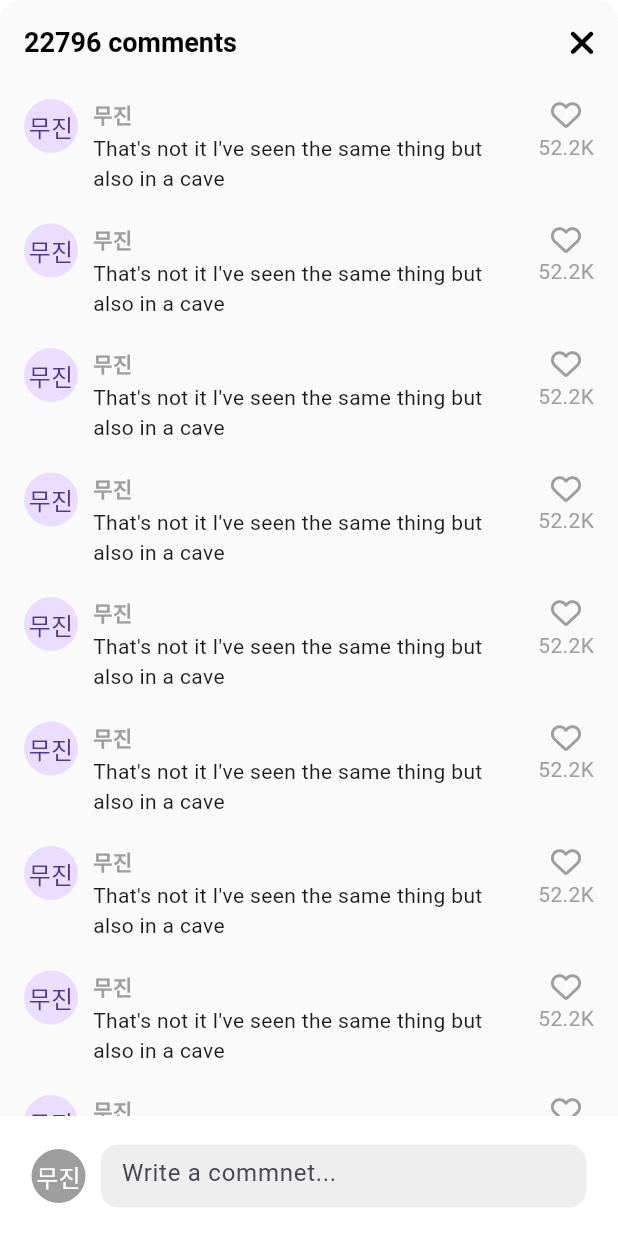
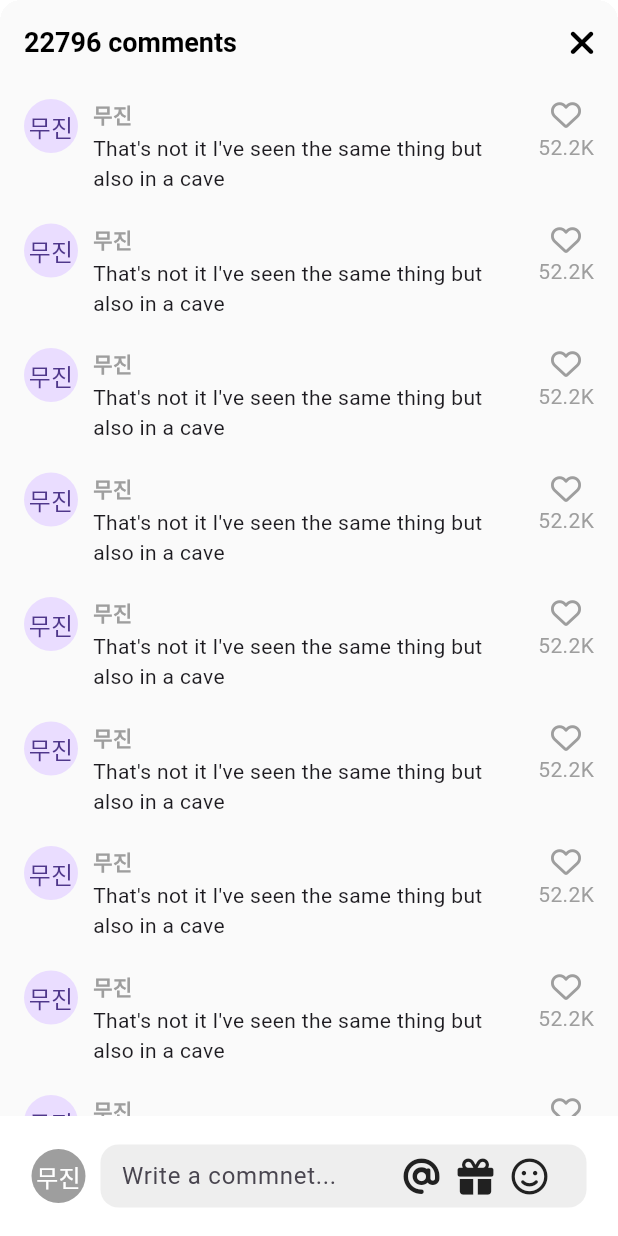
Before and after one commit to mujinChung/tiktok_clone, a Flutter app: the VideoComments screen opened directly, on a phone screen of 412 x 824 dp. Run offline on Flutter 3.47's test engine with Material 3 defaults, Android fonts, the phone set to English and light mode, and no system bars; our stand-ins replace font_awesome_flutter, video_player, visibility_detector; network calls fail.

```diff
--- a/lib/screens/features/videos/widgets/video_comments.dart
+++ b/lib/screens/features/videos/widgets/video_comments.dart
@@ -11,8 +11,23 @@ class VideoComments extends StatefulWidget {
 }
 
 class _VideoCommentsState extends State<VideoComments> {
+  bool _isWriting = false;
+
   void _onClosePressed() {
     Navigator.of(context).pop();
+  }
+
+  void _stopWriting() {
+    FocusScope.of(context).unfocus();
+    setState(() {
+      _isWriting = false;
+    });
+  }
+
+  void _onStartWriting() {
+    setState(() {
+      _isWriting = true;
+    });
   }
 
   @override
@@ -40,7 +55,9 @@ class _VideoCommentsState extends State<VideoComments> {
             ),
           ],
         ),
-        body: Stack(
+        body: GestureDetector(
+          onTap: _stopWriting,
+          child: Stack(
             children: [
               ListView.separated(
                 padding: const EdgeInsets.symmetric(
@@ -115,7 +132,15 @@ class _VideoCommentsState extends State<VideoComments> {
                         ),
                         Gaps.h10,
                         Expanded(
+                          child: SizedBox(
+                            height: Sizes.size44,
                             child: TextField(
+                              onTap: _onStartWriting,
+                              expands: true,
+                              minLines: null,
+                              maxLines: null,
+                              textInputAction: TextInputAction.newline,
+                              cursorColor: Theme.of(context).primaryColor,
                               decoration: InputDecoration(
                                 hintText: "Write a commnet...",
                                 border: OutlineInputBorder(
@@ -127,8 +152,42 @@ class _VideoCommentsState extends State<VideoComments> {
                                 filled: true,
                                 fillColor: Colors.grey.shade200,
                                 contentPadding: const EdgeInsets.symmetric(
-                              vertical: Sizes.size12,
                                   horizontal: Sizes.size10,
+                                ),
+                                suffixIcon: Padding(
+                                  padding: const EdgeInsets.only(
+                                    right: Sizes.size14,
+                                  ),
+                                  child: Row(
+                                    mainAxisSize: MainAxisSize.min,
+                                    children: [
+                                      FaIcon(
+                                        FontAwesomeIcons.at,
+                                        color: Colors.grey.shade900,
+                                      ),
+                                      Gaps.h12,
+                                      FaIcon(
+                                        FontAwesomeIcons.gift,
+                                        color: Colors.grey.shade900,
+                                      ),
+                                      Gaps.h12,
+                                      FaIcon(
+                                        FontAwesomeIcons.faceSmile,
+                                        color: Colors.grey.shade900,
+                                      ),
+                                      Gaps.h12,
+                                      if (_isWriting)
+                                        GestureDetector(
+                                          onTap: _stopWriting,
+                                          child: FaIcon(
+                                            FontAwesomeIcons.circleArrowUp,
+                                            color:
+                                                Theme.of(context).primaryColor,
+                                          ),
+                                        )
+                                    ],
+                                  ),
+                                ),
                               ),
                             ),
                           ),
@@ -141,6 +200,7 @@ class _VideoCommentsState extends State<VideoComments> {
             ],
           ),
         ),
+      ),
     );
   }
 }
--- a/lib/screens/features/videos/widgets/video_post.dart
+++ b/lib/screens/features/videos/widgets/video_post.dart
@@ -1,5 +1,3 @@
-import 'dart:ffi';
-
 import 'package:flutter/material.dart';
 import 'package:font_awesome_flutter/font_awesome_flutter.dart';
 import 'package:tiktok_clone/constants/gaps.dart';
```
Lines whose indentation alone changed are shown as unchanged.
